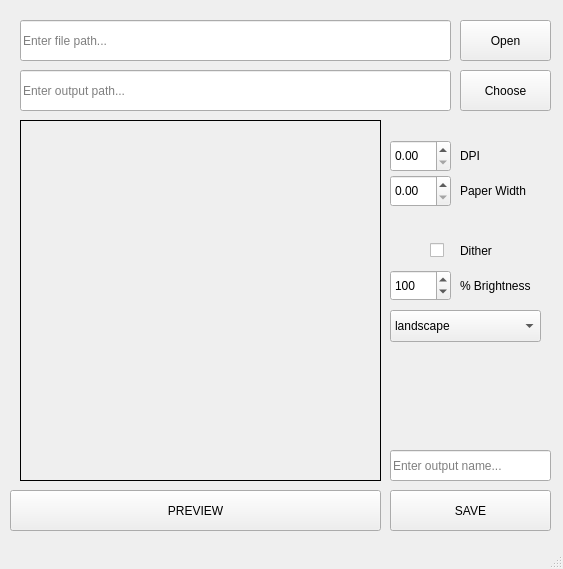
The window that qt/main.ui (baerkanogue/therm-printer-assistant) describes before a commit, drawn with Qt 5.
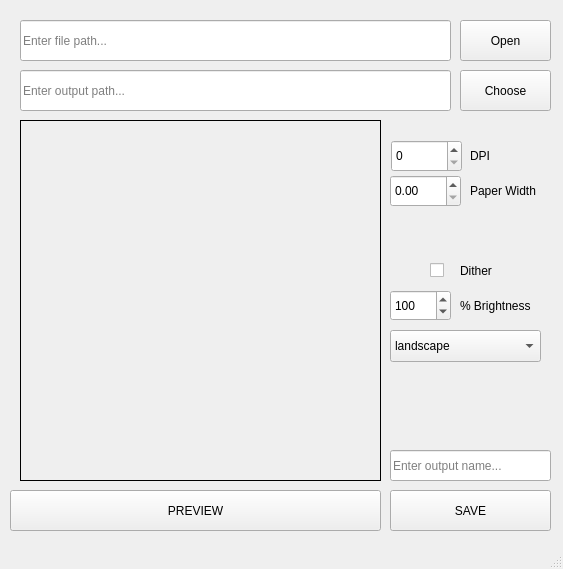
The same window after the commit.

Patch:
```diff
--- a/qt/main.ui
+++ b/qt/main.ui
@@ -94,7 +94,7 @@
     <property name="geometry">
      <rect>
       <x>430</x>
-      <y>230</y>
+      <y>250</y>
       <width>21</width>
       <height>41</height>
      </rect>
@@ -107,7 +107,7 @@
     <property name="geometry">
      <rect>
       <x>390</x>
-      <y>270</y>
+      <y>290</y>
       <width>61</width>
       <height>31</height>
      </rect>
@@ -135,7 +135,7 @@
     <property name="geometry">
      <rect>
       <x>460</x>
-      <y>230</y>
+      <y>250</y>
       <width>58</width>
       <height>41</height>
      </rect>
@@ -148,7 +148,7 @@
     <property name="geometry">
      <rect>
       <x>460</x>
-      <y>270</y>
+      <y>290</y>
       <width>91</width>
       <height>31</height>
      </rect>
@@ -186,7 +186,7 @@
    <widget class="QLabel" name="dpi_label">
     <property name="geometry">
      <rect>
-      <x>460</x>
+      <x>470</x>
       <y>140</y>
       <width>81</width>
       <height>31</height>
@@ -200,7 +200,7 @@
     <property name="geometry">
      <rect>
       <x>390</x>
-      <y>310</y>
+      <y>330</y>
       <width>151</width>
       <height>32</height>
      </rect>
@@ -248,31 +248,12 @@
      <string>Choose</string>
     </property>
    </widget>
-   <widget class="QDoubleSpinBox" name="dpi_spin_box">
-    <property name="geometry">
-     <rect>
-      <x>390</x>
-      <y>140</y>
-      <width>61</width>
-      <height>32</height>
-     </rect>
-    </property>
-    <property name="accelerated">
-     <bool>true</bool>
-    </property>
-    <property name="decimals">
-     <number>2</number>
-    </property>
-    <property name="singleStep">
-     <double>0.010000000000000</double>
-    </property>
-   </widget>
    <widget class="QDoubleSpinBox" name="width_spin_box">
     <property name="geometry">
      <rect>
       <x>390</x>
       <y>175</y>
-      <width>61</width>
+      <width>71</width>
       <height>32</height>
      </rect>
     </property>
@@ -280,7 +261,7 @@
    <widget class="QLabel" name="width_label">
     <property name="geometry">
      <rect>
-      <x>460</x>
+      <x>470</x>
       <y>180</y>
       <width>81</width>
       <height>21</height>
@@ -290,6 +271,19 @@
      <string>Paper Width</string>
     </property>
    </widget>
+   <widget class="QSpinBox" name="dpi_spin_box">
+    <property name="geometry">
+     <rect>
+      <x>391</x>
+      <y>140</y>
+      <width>71</width>
+      <height>32</height>
+     </rect>
+    </property>
+    <property name="maximum">
+     <number>999</number>
+    </property>
+   </widget>
   </widget>
   <widget class="QMenuBar" name="menubar">
    <property name="geometry">
```
Left out of the diff: 6 changed lines with no effect on the pictures.
